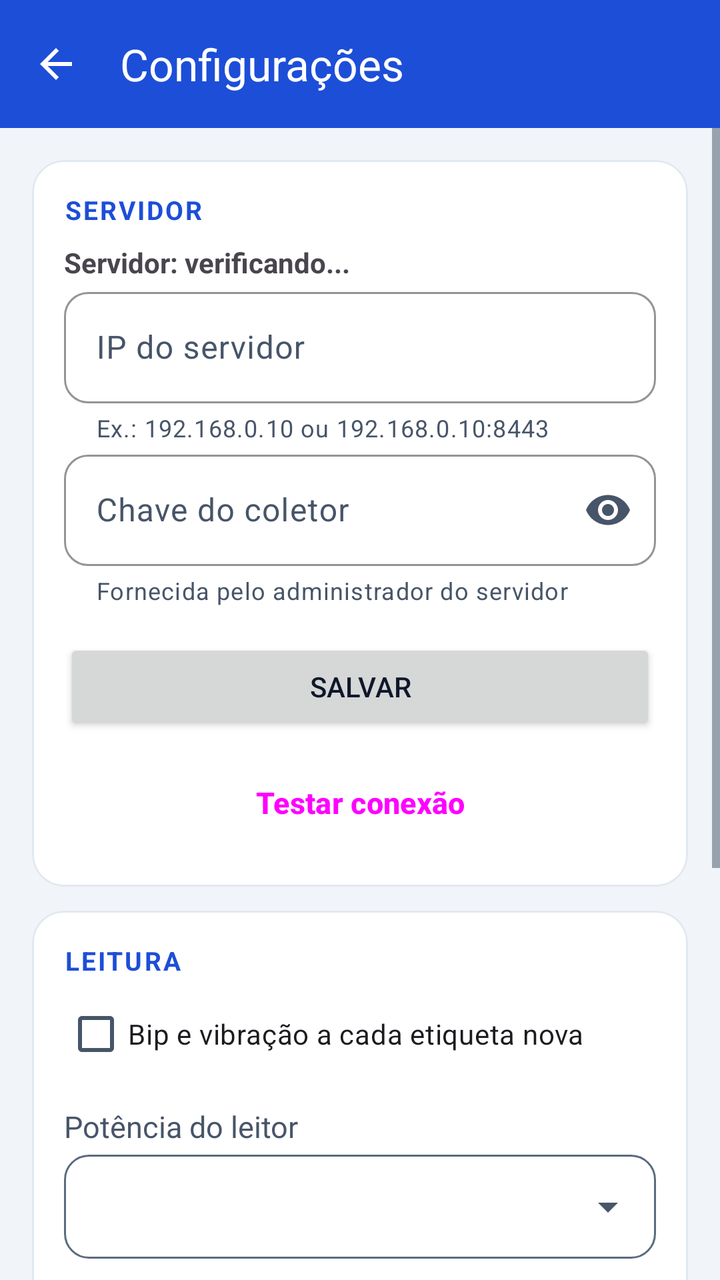
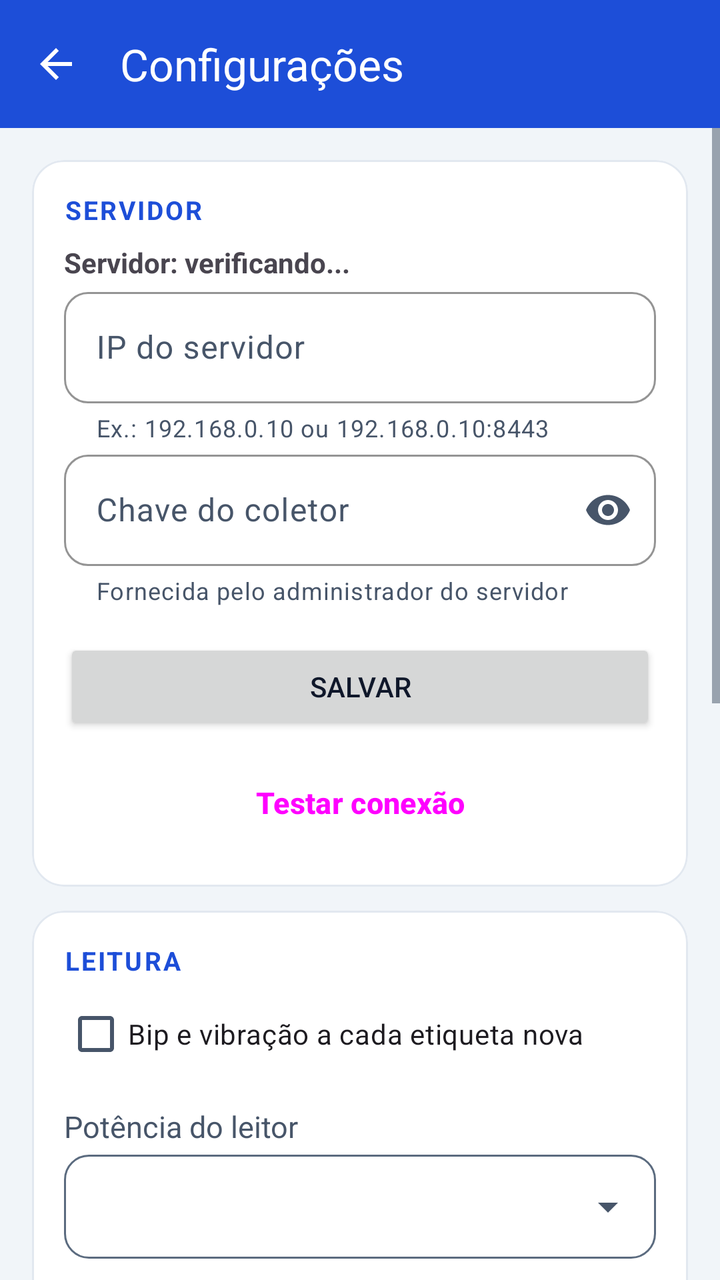

Two renders of the same Android screen: before a commit and after it. Below are the layout's source before the change and the commit's diff.
<!-- AndroidManifest.xml: application theme Theme.RFIDAndroid -->
<!-- res/layout/activity_settings.xml -->
<LinearLayout xmlns:android="http://schemas.android.com/apk/res/android"
    xmlns:app="http://schemas.android.com/apk/res-auto"
    android:orientation="vertical"
    android:layout_width="match_parent"
    android:layout_height="match_parent">

    <com.google.android.material.appbar.MaterialToolbar
        android:id="@+id/barraConfiguracoes"
        style="@style/Widget.RFID.Barra"
        app:title="@string/config_barra_titulo"
        app:navigationIcon="@drawable/ic_voltar"
        app:navigationIconTint="@color/white"
        app:navigationContentDescription="@string/config_voltar"
        android:layout_width="match_parent"
        android:layout_height="wrap_content"/>

    <ScrollView
        android:layout_width="match_parent"
        android:layout_height="match_parent">

        <LinearLayout
            android:orientation="vertical"
            android:padding="16dp"
            android:layout_width="match_parent"
            android:layout_height="wrap_content">

            
            <com.google.android.material.card.MaterialCardView
                android:layout_width="match_parent"
                android:layout_height="wrap_content">

                <LinearLayout
                    android:orientation="vertical"
                    android:padding="16dp"
                    android:layout_width="match_parent"
                    android:layout_height="wrap_content">

                    <TextView
                        android:text="@string/config_servidor"
                        android:textAppearance="@style/Texto.RFID.Secao"
                        android:layout_width="wrap_content"
                        android:layout_height="wrap_content"/>

                    <TextView
                        android:id="@+id/txtStatusServidor"
                        android:text="@string/config_servidor_verificando"
                        android:textStyle="bold"
                        android:layout_marginTop="8dp"
                        android:layout_width="match_parent"
                        android:layout_height="wrap_content"/>

                    <com.google.android.material.textfield.TextInputLayout
                        android:hint="@string/config_ip_hint"
                        app:helperText="Ex.: 192.168.0.10 ou 192.168.0.10:8443"
                        android:layout_width="match_parent"
                        android:layout_height="wrap_content">

                        <com.google.android.material.textfield.TextInputEditText
                            android:id="@+id/edtIp"
                            android:inputType="textUri|textNoSuggestions"
                            android:imeOptions="actionNext"
                            android:importantForAutofill="no"
                            android:layout_width="match_parent"
                            android:layout_height="wrap_content"/>
                    </com.google.android.material.textfield.TextInputLayout>

                    <com.google.android.material.textfield.TextInputLayout
                        android:id="@+id/layoutChave"
                        android:hint="@string/config_chave_hint"
                        app:helperText="Fornecida pelo administrador do servidor"
                        app:endIconMode="password_toggle"
                        android:layout_width="match_parent"
                        android:layout_height="wrap_content">

                        <com.google.android.material.textfield.TextInputEditText
                            android:id="@+id/edtChave"
                            android:inputType="textPassword|textNoSuggestions"
                            android:importantForAutofill="no"
                            android:layout_width="match_parent"
                            android:layout_height="wrap_content"/>
                    </com.google.android.material.textfield.TextInputLayout>

                    <Button
                        android:id="@+id/btnSalvar"
                        android:text="@string/config_salvar"
                        android:layout_marginTop="16dp"
                        android:layout_width="match_parent"
                        android:layout_height="wrap_content"/>

                    <Button
                        android:id="@+id/btnTestarServidor"
                        style="@style/Widget.RFID.Botao.Contorno"
                        android:text="@string/config_testar_conexao"
                        android:layout_marginTop="8dp"
                        android:layout_width="match_parent"
                        android:layout_height="wrap_content"/>
                </LinearLayout>
            </com.google.android.material.card.MaterialCardView>

            
            <com.google.android.material.card.MaterialCardView
                android:layout_marginTop="12dp"
                android:layout_width="match_parent"
                android:layout_height="wrap_content">

                <LinearLayout
                    android:orientation="vertical"
                    android:padding="16dp"
                    android:layout_width="match_parent"
                    android:layout_height="wrap_content">

                    <TextView
                        android:text="@string/config_leitura"
                        android:textAppearance="@style/Texto.RFID.Secao"
                        android:layout_width="wrap_content"
                        android:layout_height="wrap_content"/>

                    
                    <CheckBox
                        android:id="@+id/chkAvisoLeitura"
                        android:text="@string/config_aviso_leitura"
                        android:layout_marginTop="4dp"
                        android:layout_width="match_parent"
                        android:layout_height="wrap_content"/>

                    
                    <TextView
                        android:text="@string/config_potencia"
                        android:textAppearance="@style/Texto.RFID.Secundario"
                        android:layout_marginTop="12dp"
                        android:layout_width="wrap_content"
                        android:layout_height="wrap_content"/>

                    
                    <Spinner
                        android:id="@+id/spnPotencia"
                        android:background="@drawable/campo_contorno"
                        android:minHeight="52dp"
                        android:layout_marginTop="4dp"
                        android:layout_width="match_parent"
                        android:layout_height="wrap_content"/>

                    <TextView
                        android:text="@string/config_potencia_explicacao"
                        android:textAppearance="@style/Texto.RFID.Secundario"
                        android:layout_marginTop="8dp"
                        android:layout_width="match_parent"
                        android:layout_height="wrap_content"/>
                </LinearLayout>
            </com.google.android.material.card.MaterialCardView>

            
            <com.google.android.material.card.MaterialCardView
                android:layout_marginTop="12dp"
                android:layout_width="match_parent"
                android:layout_height="wrap_content">

                <LinearLayout
                    android:orientation="vertical"
                    android:padding="16dp"
                    android:layout_width="match_parent"
                    android:layout_height="wrap_content">

                    <TextView
                        android:text="@string/config_certificado"
                        android:textAppearance="@style/Texto.RFID.Secao"
                        android:layout_width="wrap_content"
                        android:layout_height="wrap_content"/>

                    
                    <TextView
                        android:id="@+id/txtCertificado"
                        android:typeface="monospace"
                        android:textSize="12sp"
                        android:textColor="@color/texto"
                        android:layout_marginTop="8dp"
                        android:layout_width="match_parent"
                        android:layout_height="wrap_content"/>
                </LinearLayout>
            </com.google.android.material.card.MaterialCardView>

            
            <com.google.android.material.card.MaterialCardView
                android:layout_marginTop="12dp"
                android:layout_width="match_parent"
                android:layout_height="wrap_content">

                <LinearLayout
                    android:orientation="vertical"
                    android:padding="16dp"
                    android:layout_width="match_parent"
                    android:layout_height="wrap_content">

                    <TextView
                        android:text="@string/config_aplicativo"
                        android:textAppearance="@style/Texto.RFID.Secao"
                        android:layout_width="wrap_content"
                        android:layout_height="wrap_content"/>

                    <TextView
                        android:id="@+id/txtVersao"
                        android:textAppearance="@style/Texto.RFID.Secundario"
                        android:layout_marginTop="8dp"
                        android:layout_width="match_parent"
                        android:layout_height="wrap_content"/>

                    
                    <Button
                        android:id="@+id/btnAtualizacao"
                        style="@style/Widget.RFID.Botao.Contorno"
                        android:text="@string/config_procurar_atualizacao"
                        android:layout_marginTop="8dp"
                        android:layout_width="match_parent"
                        android:layout_height="wrap_content"/>
                </LinearLayout>
            </com.google.android.material.card.MaterialCardView>
        </LinearLayout>
    </ScrollView>
</LinearLayout>
<!-- resources referenced by this layout -->
<resources>
  <color name="texto">#FF0F172A</color>
  <color name="white">#FFFFFFFF</color>
  <string name="config_aplicativo">Aplicativo</string>
  <string name="config_aviso_leitura">Bip e vibração a cada etiqueta nova</string>
  <string name="config_barra_titulo">Configurações</string>
  <string name="config_certificado">Certificado do servidor</string>
  <string name="config_chave_hint">Chave do coletor</string>
  <string name="config_ip_hint">IP do servidor</string>
  <string name="config_leitura">Leitura</string>
  <string name="config_potencia">Potência do leitor</string>
  <string name="config_potencia_explicacao">Menos potência lê só as etiquetas mais próximas (útil para não pegar as da sala ao lado) e gasta menos bateria.</string>
  <string name="config_procurar_atualizacao">Procurar atualização do app</string>
  <string name="config_salvar">Salvar</string>
  <string name="config_servidor">Servidor</string>
  <string name="config_servidor_verificando">Servidor: verificando...</string>
  <string name="config_testar_conexao">Testar conexão</string>
  <string name="config_voltar">Voltar</string>
  <style name="Texto.RFID.Secao" parent="">
          <item name="android:textSize">13sp</item>
          <item name="android:textStyle">bold</item>
          <item name="android:textAllCaps">true</item>
          <item name="android:letterSpacing">0.08</item>
          <item name="android:textColor">@color/primaria</item>
      </style>
  <style name="Texto.RFID.Secundario" parent="">
          <item name="android:textSize">15sp</item>
          <item name="android:textColor">@color/texto_secundario</item>
      </style>
  <color name="superficie">#FFFFFFFF</color>
  <color name="texto_terciario">#FF5B6B7F</color>
  <color name="primaria">#FF1D4ED8</color>
  <color name="texto_secundario">#FF475569</color>
  <style name="Forma.RFID.Pequena" parent="">
          <item name="cornerFamily">rounded</item>
          <item name="cornerSize">12dp</item>
      </style>
  <color name="primaria_clara">#FFDBEAFE</color>
  <color name="primaria_escura">#FF1E3A8A</color>
  <color name="secundaria">#FF0E7490</color>
  <color name="erro">#FFB91C1C</color>
  <color name="borda">#FFE2E8F0</color>
  <color name="fundo">#FFF1F5F9</color>
  <style name="Widget.RFID.Campo" parent="Widget.Material3.TextInputLayout.OutlinedBox">
          <item name="shapeAppearance">@style/Forma.RFID.Pequena</item>
          <item name="boxStrokeColor">@color/primaria</item>
          <item name="hintTextColor">@color/primaria</item>
          <item name="android:layout_marginTop">12dp</item>
      </style>
  <style name="Widget.RFID.Cartao" parent="Widget.Material3.CardView.Outlined">
          <item name="cardBackgroundColor">@color/superficie</item>
          <item name="strokeColor">@color/borda</item>
          <item name="cardCornerRadius">16dp</item>
          <item name="cardElevation">0dp</item>
      </style>
  <!-- drawable indicador_aba (drawable) -->
  <?xml version="1.0" encoding="utf-8"?>
  <shape xmlns:android="http://schemas.android.com/apk/res/android" android:shape="rectangle">
      <corners android:topLeftRadius="4dp" android:topRightRadius="4dp"/>
      <solid android:color="@color/white"/>
  </shape>
  <style name="Texto.RFID.Aba" parent="TextAppearance.Material3.TitleSmall">
          <item name="android:textSize">15sp</item>
          <item name="android:textStyle">bold</item>
          <item name="android:textAllCaps">false</item>
      </style>
  <!-- unchanged entries left out for length: 8 -->
</resources>

<!-- the commit's change to res/layout/activity_settings.xml (unified diff, before → after) -->
@@ -146,6 +146,36 @@
                         android:layout_marginTop="8dp"
                         android:layout_width="match_parent"
                         android:layout_height="wrap_content"/>
+
+                    
+                    <TextView
+                        android:text="@string/config_alcance"
+                        android:textAppearance="@style/Texto.RFID.Secundario"
+                        android:layout_marginTop="12dp"
+                        android:layout_width="wrap_content"
+                        android:layout_height="wrap_content"/>
+
+                    <Spinner
+                        android:id="@+id/spnAlcance"
+                        android:background="@drawable/campo_contorno"
+                        android:minHeight="52dp"
+                        android:layout_marginTop="4dp"
+                        android:layout_width="match_parent"
+                        android:layout_height="wrap_content"/>
+
+                    <CheckBox
+                        android:id="@+id/chkSoEmpresa"
+                        android:text="@string/config_so_empresa"
+                        android:layout_marginTop="8dp"
+                        android:layout_width="match_parent"
+                        android:layout_height="wrap_content"/>
+
+                    <TextView
+                        android:text="@string/config_filtros_explicacao"
+                        android:textAppearance="@style/Texto.RFID.Secundario"
+                        android:layout_marginTop="4dp"
+                        android:layout_width="match_parent"
+                        android:layout_height="wrap_content"/>
                 </LinearLayout>
             </com.google.android.material.card.MaterialCardView>
 
<!-- resource entries referenced after the edit -->
@@ -2,11 +2,13 @@
 <resources>
   <color name="texto">#FF0F172A</color>
   <color name="white">#FFFFFFFF</color>
+  <string name="config_alcance">Alcance da leitura</string>
   <string name="config_aplicativo">Aplicativo</string>
   <string name="config_aviso_leitura">Bip e vibração a cada etiqueta nova</string>
   <string name="config_barra_titulo">Configurações</string>
   <string name="config_certificado">Certificado do servidor</string>
   <string name="config_chave_hint">Chave do coletor</string>
+  <string name="config_filtros_explicacao">Use o alcance para não ler a sala vizinha através da parede. \"Só etiquetas da empresa\" ignora crachás e embalagens, mas também as etiquetas antigas, que não foram gravadas pelo coletor. O Localizar não usa estes filtros.</string>
   <string name="config_ip_hint">IP do servidor</string>
   <string name="config_leitura">Leitura</string>
   <string name="config_potencia">Potência do leitor</string>
@@ -15,6 +17,7 @@
   <string name="config_salvar">Salvar</string>
   <string name="config_servidor">Servidor</string>
   <string name="config_servidor_verificando">Servidor: verificando...</string>
+  <string name="config_so_empresa">Ler só etiquetas da empresa (gravadas pelo coletor)</string>
   <string name="config_testar_conexao">Testar conexão</string>
   <string name="config_voltar">Voltar</string>
   <style name="Texto.RFID.Secao" parent="">
